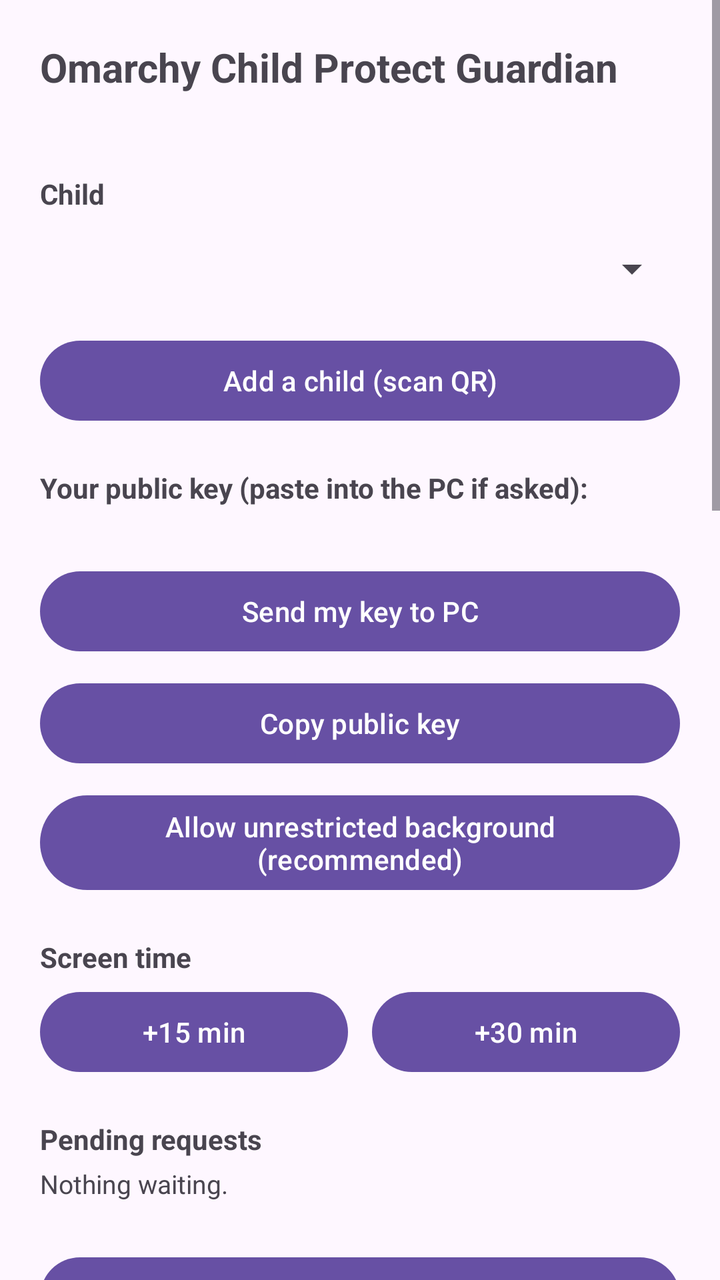
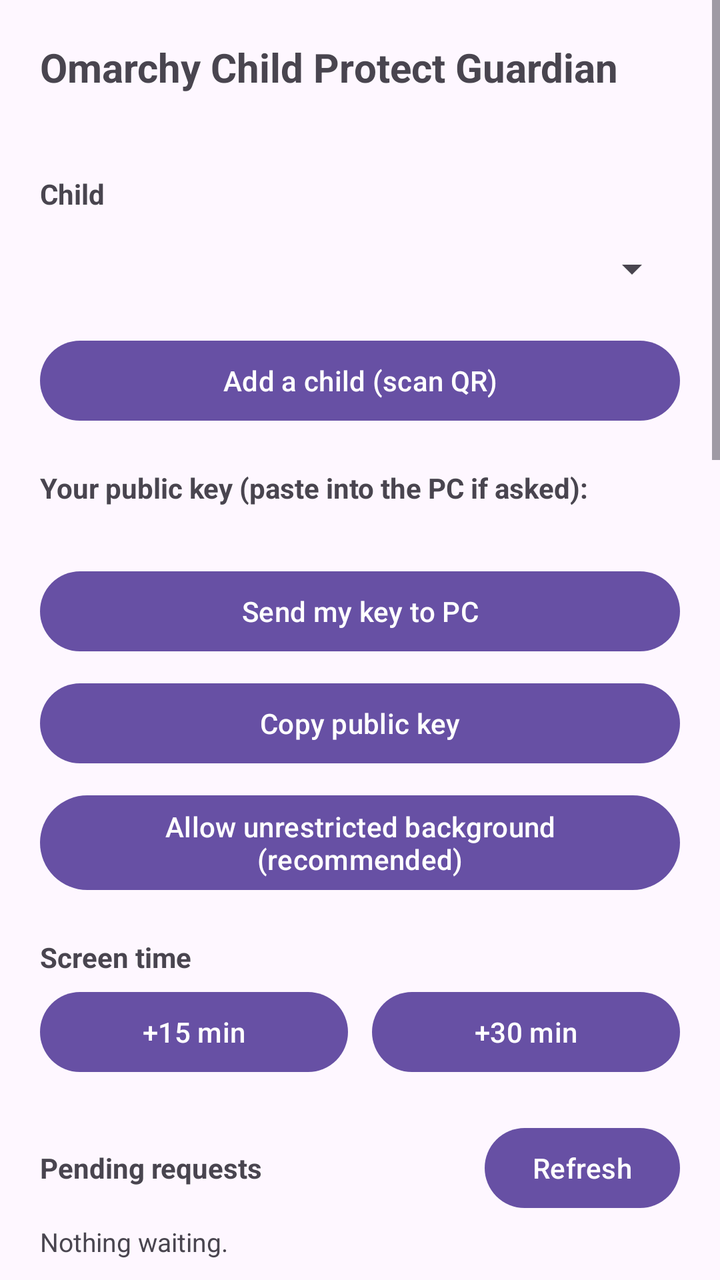

An Android layout rendered at two revisions. The XML below is the earlier revision; the diff shows what the commit changed to produce the second picture.
<!-- AndroidManifest.xml: application theme Theme.Guardian -->
<!-- res/layout/activity_main.xml -->
<?xml version="1.0" encoding="utf-8"?>
<ScrollView xmlns:android="http://schemas.android.com/apk/res/android"
    android:layout_width="match_parent"
    android:layout_height="match_parent"
    android:fillViewport="true">

    <LinearLayout
        android:layout_width="match_parent"
        android:layout_height="wrap_content"
        android:orientation="vertical"
        android:padding="20dp">

        <TextView
            android:layout_width="wrap_content"
            android:layout_height="wrap_content"
            android:text="@string/header_title"
            android:textSize="20sp"
            android:textStyle="bold" />

        <TextView
            android:id="@+id/tvStatus"
            android:layout_width="match_parent"
            android:layout_height="wrap_content"
            android:layout_marginTop="4dp"
            android:textSize="15sp" />

        <TextView
            android:id="@+id/lblChild"
            android:layout_width="wrap_content"
            android:layout_height="wrap_content"
            android:layout_marginTop="16dp"
            android:text="@string/lbl_select_child"
            android:textStyle="bold" />

        <Spinner
            android:id="@+id/spChild"
            android:layout_width="match_parent"
            android:layout_height="wrap_content"
            android:layout_marginTop="4dp"
            android:minHeight="48dp" />

        <Button
            android:id="@+id/btnScan"
            android:layout_width="match_parent"
            android:layout_height="wrap_content"
            android:layout_marginTop="8dp"
            android:text="@string/btn_add_child" />

        <TextView
            android:layout_width="wrap_content"
            android:layout_height="wrap_content"
            android:layout_marginTop="20dp"
            android:text="@string/pubkey_label"
            android:textStyle="bold" />

        <TextView
            android:id="@+id/tvPubkey"
            android:layout_width="match_parent"
            android:layout_height="wrap_content"
            android:layout_marginTop="4dp"
            android:fontFamily="monospace"
            android:textIsSelectable="true"
            android:textSize="12sp" />

        <Button
            android:id="@+id/btnSendKey"
            android:layout_width="match_parent"
            android:layout_height="wrap_content"
            android:layout_marginTop="8dp"
            android:text="@string/btn_send_key" />

        <Button
            android:id="@+id/btnCopy"
            android:layout_width="match_parent"
            android:layout_height="wrap_content"
            android:layout_marginTop="8dp"
            android:text="@string/btn_copy" />

        <Button
            android:id="@+id/btnBattery"
            android:layout_width="match_parent"
            android:layout_height="wrap_content"
            android:layout_marginTop="8dp"
            android:text="@string/btn_battery" />

        <TextView
            android:layout_width="wrap_content"
            android:layout_height="wrap_content"
            android:layout_marginTop="20dp"
            android:text="@string/hdr_screen_time"
            android:textStyle="bold" />

        <LinearLayout
            android:layout_width="match_parent"
            android:layout_height="wrap_content"
            android:layout_marginTop="4dp"
            android:orientation="horizontal">

            <Button
                android:id="@+id/btnGrant15"
                android:layout_width="0dp"
                android:layout_height="wrap_content"
                android:layout_marginEnd="6dp"
                android:layout_weight="1"
                android:text="@string/btn_grant15" />

            <Button
                android:id="@+id/btnGrant30"
                android:layout_width="0dp"
                android:layout_height="wrap_content"
                android:layout_marginStart="6dp"
                android:layout_weight="1"
                android:text="@string/btn_grant30" />
        </LinearLayout>

        <TextView
            android:layout_width="wrap_content"
            android:layout_height="wrap_content"
            android:layout_marginTop="20dp"
            android:text="@string/hdr_pending"
            android:textStyle="bold" />

        <TextView
            android:id="@+id/tvPendingEmpty"
            android:layout_width="match_parent"
            android:layout_height="wrap_content"
            android:layout_marginTop="4dp"
            android:text="@string/pending_empty"
            android:textSize="13sp" />

        <LinearLayout
            android:id="@+id/pendingContainer"
            android:layout_width="match_parent"
            android:layout_height="wrap_content"
            android:layout_marginTop="4dp"
            android:orientation="vertical" />

        <Button
            android:id="@+id/btnLockNow"
            android:layout_width="match_parent"
            android:layout_height="wrap_content"
            android:layout_marginTop="20dp"
            android:text="@string/btn_lock_now" />

        <TextView
            android:id="@+id/lblScheduleFor"
            android:layout_width="wrap_content"
            android:layout_height="wrap_content"
            android:layout_marginTop="20dp"
            android:text="@string/hdr_schedule"
            android:textStyle="bold" />

        <CheckBox
            android:id="@+id/cbSameEveryDay"
            android:layout_width="match_parent"
            android:layout_height="wrap_content"
            android:layout_marginTop="4dp"
            android:checked="true"
            android:minHeight="48dp"
            android:text="@string/lbl_same_every_day" />

        
        <LinearLayout
            android:id="@+id/scheduleRows"
            android:layout_width="match_parent"
            android:layout_height="wrap_content"
            android:orientation="vertical" />

        <Button
            android:id="@+id/btnSendSchedule"
            android:layout_width="match_parent"
            android:layout_height="wrap_content"
            android:layout_marginTop="8dp"
            android:text="@string/btn_send_schedule" />

        <TextView
            android:id="@+id/lblAiFor"
            android:layout_width="wrap_content"
            android:layout_height="wrap_content"
            android:layout_marginTop="20dp"
            android:text="@string/hdr_ai"
            android:textStyle="bold" />

        <CheckBox
            android:id="@+id/cbAiEnabled"
            android:layout_width="match_parent"
            android:layout_height="wrap_content"
            android:layout_marginTop="4dp"
            android:minHeight="48dp"
            android:text="@string/lbl_ai_enabled" />

        <TextView
            android:layout_width="wrap_content"
            android:layout_height="wrap_content"
            android:layout_marginTop="6dp"
            android:text="@string/lbl_ai_provider" />

        <Spinner
            android:id="@+id/spAiProvider"
            android:layout_width="match_parent"
            android:layout_height="wrap_content"
            android:minHeight="48dp" />

        <TextView
            android:layout_width="wrap_content"
            android:layout_height="wrap_content"
            android:layout_marginTop="6dp"
            android:text="@string/lbl_ai_endpoint" />

        <Spinner
            android:id="@+id/spAiEndpoint"
            android:layout_width="match_parent"
            android:layout_height="wrap_content"
            android:minHeight="48dp" />

        <TextView
            android:layout_width="wrap_content"
            android:layout_height="wrap_content"
            android:layout_marginTop="6dp"
            android:text="@string/lbl_ai_model" />

        <Spinner
            android:id="@+id/spAiModel"
            android:layout_width="match_parent"
            android:layout_height="wrap_content"
            android:minHeight="48dp" />

        <TextView
            android:layout_width="wrap_content"
            android:layout_height="wrap_content"
            android:layout_marginTop="6dp"
            android:text="@string/lbl_ai_timeout" />

        <Spinner
            android:id="@+id/spAiTimeout"
            android:layout_width="match_parent"
            android:layout_height="wrap_content"
            android:minHeight="48dp" />

        <CheckBox
            android:id="@+id/cbAiDigestEnabled"
            android:layout_width="match_parent"
            android:layout_height="wrap_content"
            android:layout_marginTop="6dp"
            android:minHeight="48dp"
            android:text="@string/lbl_ai_digest_enabled" />

        <LinearLayout
            android:layout_width="match_parent"
            android:layout_height="wrap_content"
            android:orientation="horizontal">

            <LinearLayout
                android:layout_width="0dp"
                android:layout_height="wrap_content"
                android:layout_weight="1"
                android:orientation="vertical">

                <TextView
                    android:layout_width="wrap_content"
                    android:layout_height="wrap_content"
                    android:text="@string/lbl_ai_digest_hour" />

                <Spinner
                    android:id="@+id/spAiDigestHour"
                    android:layout_width="match_parent"
                    android:layout_height="wrap_content"
                    android:minHeight="48dp" />
            </LinearLayout>

            <LinearLayout
                android:layout_width="0dp"
                android:layout_height="wrap_content"
                android:layout_weight="1"
                android:orientation="vertical">

                <TextView
                    android:layout_width="wrap_content"
                    android:layout_height="wrap_content"
                    android:text="@string/lbl_ai_digest_lang" />

                <Spinner
                    android:id="@+id/spAiDigestLang"
                    android:layout_width="match_parent"
                    android:layout_height="wrap_content"
                    android:minHeight="48dp" />
            </LinearLayout>
        </LinearLayout>

        <TextView
            android:layout_width="wrap_content"
            android:layout_height="wrap_content"
            android:layout_marginTop="6dp"
            android:text="@string/lbl_ai_dns_log" />

        <Spinner
            android:id="@+id/spAiDnsLog"
            android:layout_width="match_parent"
            android:layout_height="wrap_content"
            android:minHeight="48dp" />

        <TextView
            android:layout_width="wrap_content"
            android:layout_height="wrap_content"
            android:layout_marginTop="6dp"
            android:text="@string/lbl_ai_activity_log" />

        <Spinner
            android:id="@+id/spAiActivityLog"
            android:layout_width="match_parent"
            android:layout_height="wrap_content"
            android:minHeight="48dp" />

        <Button
            android:id="@+id/btnSendAi"
            android:layout_width="match_parent"
            android:layout_height="wrap_content"
            android:layout_marginTop="8dp"
            android:text="@string/btn_send_ai" />

        <TextView
            android:layout_width="wrap_content"
            android:layout_height="wrap_content"
            android:layout_marginTop="20dp"
            android:text="@string/hdr_recent"
            android:textStyle="bold" />

        <TextView
            android:id="@+id/tvHistory"
            android:layout_width="match_parent"
            android:layout_height="wrap_content"
            android:layout_marginTop="4dp"
            android:fontFamily="monospace"
            android:textSize="12sp" />
    </LinearLayout>
</ScrollView>
<!-- resources referenced by this layout -->
<resources>
  <string name="btn_add_child">Add a child (scan QR)</string>
  <string name="btn_battery">Allow unrestricted background (recommended)</string>
  <string name="btn_copy">Copy public key</string>
  <string name="btn_grant15">+15 min</string>
  <string name="btn_grant30">+30 min</string>
  <string name="btn_lock_now">Lock the computer now</string>
  <string name="btn_send_ai">Send AI settings to the computer</string>
  <string name="btn_send_key">Send my key to PC</string>
  <string name="btn_send_schedule">Send schedule to the computer</string>
  <string name="hdr_ai">AI / Ollama</string>
  <string name="hdr_pending">Pending requests</string>
  <string name="hdr_recent">Recent requests</string>
  <string name="hdr_schedule">Set schedule</string>
  <string name="hdr_screen_time">Screen time</string>
  <string name="header_title">Omarchy Child Protect Guardian</string>
  <string name="lbl_ai_activity_log">Activity log (optional)</string>
  <string name="lbl_ai_digest_enabled">Enable daily parenting digest</string>
  <string name="lbl_ai_digest_hour">Digest hour</string>
  <string name="lbl_ai_digest_lang">Digest language</string>
  <string name="lbl_ai_dns_log">DNS query log (optional)</string>
  <string name="lbl_ai_enabled">Enable AI install risk summaries</string>
  <string name="lbl_ai_endpoint">Endpoint (URL)</string>
  <string name="lbl_ai_model">Model</string>
  <string name="lbl_ai_provider">Provider</string>
  <string name="lbl_ai_timeout">Timeout</string>
  <string name="lbl_same_every_day">Same limits every day</string>
  <string name="lbl_select_child">Child</string>
  <string name="pending_empty">Nothing waiting.</string>
  <string name="pubkey_label">Your public key (paste into the PC if asked):</string>
  <style name="Theme.Guardian" parent="Theme.Material3.DayNight.NoActionBar" />
</resources>

<!-- the commit's change to res/layout/activity_main.xml (unified diff, before → after) -->
@@ -113,12 +113,26 @@
                 android:text="@string/btn_grant30" />
         </LinearLayout>
 
-        <TextView
-            android:layout_width="wrap_content"
-            android:layout_height="wrap_content"
-            android:layout_marginTop="20dp"
-            android:text="@string/hdr_pending"
-            android:textStyle="bold" />
+        <LinearLayout
+            android:layout_width="match_parent"
+            android:layout_height="wrap_content"
+            android:layout_marginTop="20dp"
+            android:gravity="center_vertical"
+            android:orientation="horizontal">
+
+            <TextView
+                android:layout_width="0dp"
+                android:layout_height="wrap_content"
+                android:layout_weight="1"
+                android:text="@string/hdr_pending"
+                android:textStyle="bold" />
+
+            <Button
+                android:id="@+id/btnRefresh"
+                android:layout_width="wrap_content"
+                android:layout_height="wrap_content"
+                android:text="@string/btn_refresh" />
+        </LinearLayout>
 
         <TextView
             android:id="@+id/tvPendingEmpty"
@@ -332,5 +346,57 @@
             android:layout_marginTop="4dp"
             android:fontFamily="monospace"
             android:textSize="12sp" />
+
+        <TextView
+            android:layout_width="wrap_content"
+            android:layout_height="wrap_content"
+            android:layout_marginTop="20dp"
+            android:text="@string/hdr_alerts"
+            android:textStyle="bold" />
+
+        <TextView
+            android:id="@+id/tvAlerts"
+            android:layout_width="match_parent"
+            android:layout_height="wrap_content"
+            android:layout_marginTop="4dp"
+            android:textIsSelectable="true"
+            android:textSize="13sp" />
+
+        <LinearLayout
+            android:layout_width="match_parent"
+            android:layout_height="wrap_content"
+            android:layout_marginTop="20dp"
+            android:gravity="center_vertical"
+            android:orientation="horizontal">
+
+            <TextView
+                android:layout_width="0dp"
+                android:layout_height="wrap_content"
+                android:layout_weight="1"
+                android:text="@string/hdr_debug"
+                android:textStyle="bold" />
+
+            <Button
+                android:id="@+id/btnCopyDebug"
+                android:layout_width="wrap_content"
+                android:layout_height="wrap_content"
+                android:layout_marginEnd="6dp"
+                android:text="@string/btn_copy_debug" />
+
+            <Button
+                android:id="@+id/btnClearDebug"
+                android:layout_width="wrap_content"
+                android:layout_height="wrap_content"
+                android:text="@string/btn_clear_debug" />
+        </LinearLayout>
+
+        <TextView
+            android:id="@+id/tvDebugLog"
+            android:layout_width="match_parent"
+            android:layout_height="wrap_content"
+            android:layout_marginTop="4dp"
+            android:fontFamily="monospace"
+            android:textIsSelectable="true"
+            android:textSize="11sp" />
     </LinearLayout>
 </ScrollView>
<!-- resource entries referenced after the edit -->
@@ -2,14 +2,19 @@
 <resources>
   <string name="btn_add_child">Add a child (scan QR)</string>
   <string name="btn_battery">Allow unrestricted background (recommended)</string>
+  <string name="btn_clear_debug">Clear</string>
   <string name="btn_copy">Copy public key</string>
+  <string name="btn_copy_debug">Copy</string>
   <string name="btn_grant15">+15 min</string>
   <string name="btn_grant30">+30 min</string>
   <string name="btn_lock_now">Lock the computer now</string>
+  <string name="btn_refresh">Refresh</string>
   <string name="btn_send_ai">Send AI settings to the computer</string>
   <string name="btn_send_key">Send my key to PC</string>
   <string name="btn_send_schedule">Send schedule to the computer</string>
   <string name="hdr_ai">AI / Ollama</string>
+  <string name="hdr_alerts">Alerts &amp; daily digest</string>
+  <string name="hdr_debug">Debug log (last 50 events)</string>
   <string name="hdr_pending">Pending requests</string>
   <string name="hdr_recent">Recent requests</string>
   <string name="hdr_schedule">Set schedule</string>
